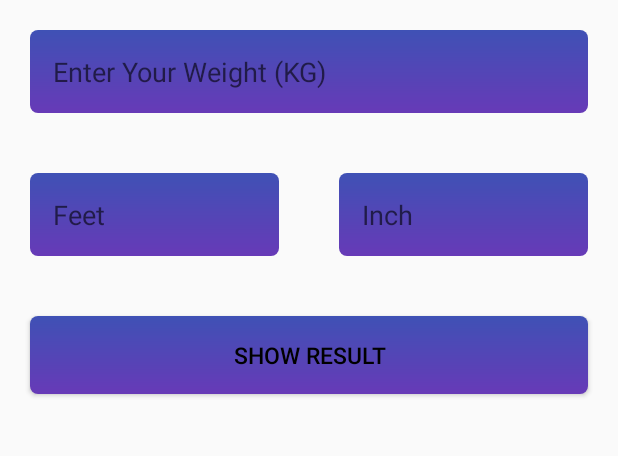
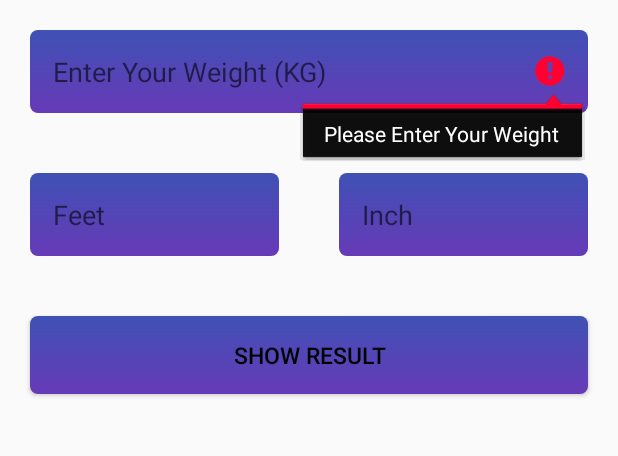
Before and after one commit to practicecodding/BMI_Calculator, an Android app: the screen it shows after launch (MainActivity), after a tap on "SHOW RESULT", on a phone screen of 412 x 824 dp, the part 120-576 px from its top. Run offline under Robolectric (Android 15) with nearby library versions, the phone set to English and light mode, and no system bars.

Commit message:
S.M.Hamidul

```diff
--- a/app/src/main/java/com/hamidul/bmicalculator/MainActivity.java
+++ b/app/src/main/java/com/hamidul/bmicalculator/MainActivity.java
@@ -35,12 +35,27 @@ public class MainActivity extends AppCompatActivity {
             @Override
             public void onClick(View view) {
                 String sWeight,sFeet,sInch;
-                Float wight,feet,inch;
+                Float wight,feet,inch,height,bmi;
 
                 //String Start
                 sWeight = edWeight.getText().toString();
+                if (sWeight.equals("")){
+                    edWeight.setError("Please Enter Your Weight");
+                    edWeight.requestFocus();
+                    return;
+                }
                 sFeet = edFeet.getText().toString();
+                if (sFeet.equals("")) {
+                    edFeet.setError("Please Enter Your Height");
+                    edFeet.requestFocus();
+                    return;
+                }
                 sInch = edInch.getText().toString();
+                    if (sInch.equals("")) {
+                        edInch.setError("Please Enter Your Height");
+                        edInch.requestFocus();
+                        return;
+                    }
                 //String End
 
                 //Float Start
@@ -48,6 +63,7 @@ public class MainActivity extends AppCompatActivity {
                 feet = Float.parseFloat(sFeet);
                 inch = Float.parseFloat(sInch);
                 //Float End
+
 
 
 
```
